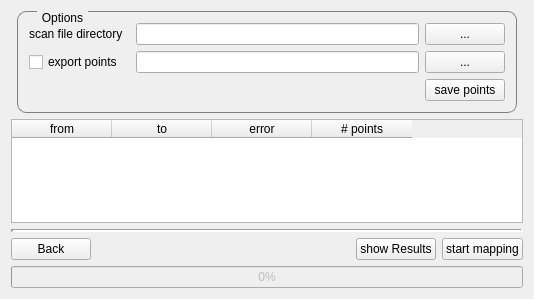
The window that src/grabe_mapping/src/rqt_plugin/gui_plugin.ui (JannikGrabe/grabe_mapping) describes before a commit, drawn with Qt 5.
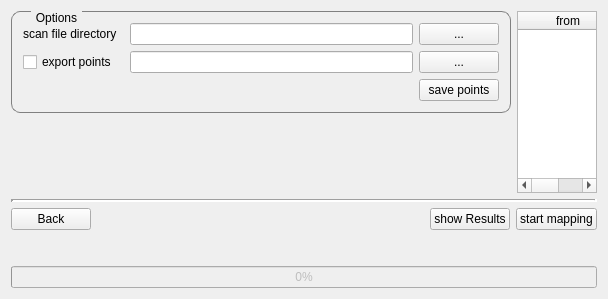
The same window after the commit.

Patch:
```diff
--- a/src/grabe_mapping/src/rqt_plugin/gui_plugin.ui
+++ b/src/grabe_mapping/src/rqt_plugin/gui_plugin.ui
@@ -6,7 +6,7 @@
    <rect>
     <x>0</x>
     <y>0</y>
-    <width>534</width>
+    <width>608</width>
     <height>299</height>
    </rect>
   </property>
@@ -158,21 +158,6 @@
        </layout>
       </item>
       <item>
-       <spacer name="horizontalSpacer_2">
-        <property name="orientation">
-         <enum>Qt::Horizontal</enum>
-        </property>
-        <property name="sizeHint" stdset="0">
-         <size>
-          <width>40</width>
-          <height>20</height>
-         </size>
-        </property>
-       </spacer>
-      </item>
-     </layout>
-    </item>
-    <item>
      <widget class="QTableWidget" name="tw_results">
       <property name="enabled">
        <bool>true</bool>
@@ -198,6 +183,21 @@
        </property>
       </column>
      </widget>
+      </item>
+      <item>
+       <spacer name="horizontalSpacer_2">
+        <property name="orientation">
+         <enum>Qt::Horizontal</enum>
+        </property>
+        <property name="sizeHint" stdset="0">
+         <size>
+          <width>40</width>
+          <height>20</height>
+         </size>
+        </property>
+       </spacer>
+      </item>
+     </layout>
     </item>
     <item>
      <widget class="Line" name="line">
```
Lines whose indentation alone changed are shown as unchanged.
